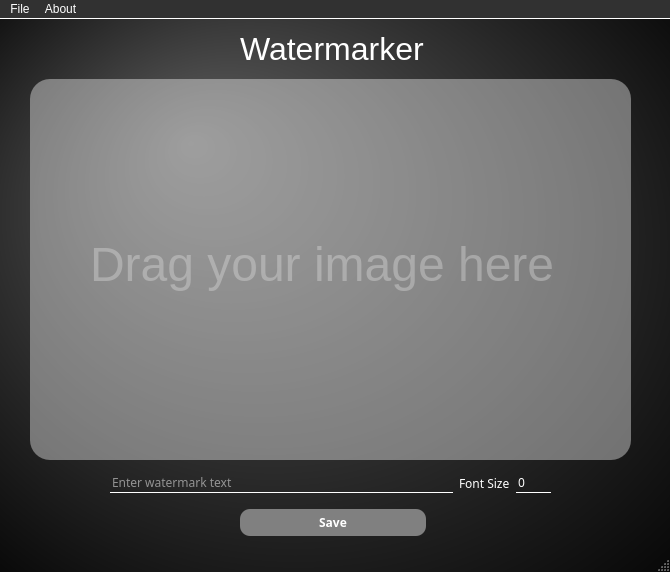
Old version of the form Day 85 - Image Watermarking Desktop App/mainwindow.ui in the repository yakubszatkowski/100-days-python.
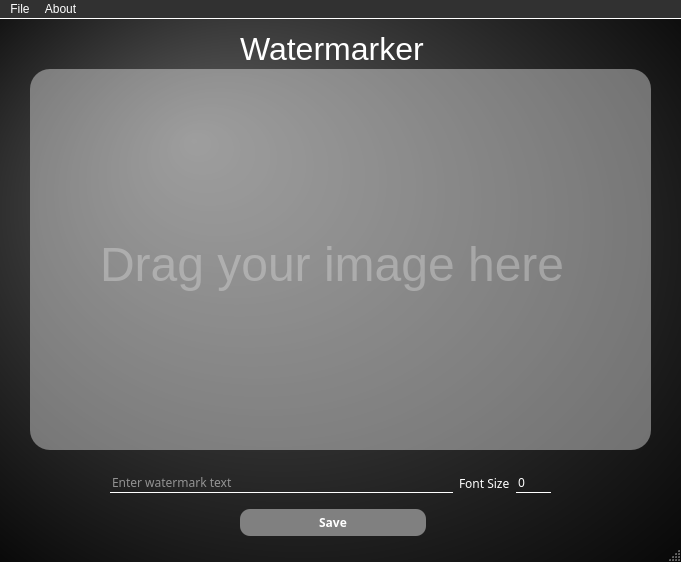
New version of the form.

Commit message: feat: change label into picture

```diff
--- a/Day 85 - Image Watermarking Desktop App/mainwindow.ui
+++ b/Day 85 - Image Watermarking Desktop App/mainwindow.ui
@@ -6,8 +6,8 @@
    <rect>
     <x>0</x>
     <y>0</y>
-    <width>670</width>
-    <height>572</height>
+    <width>681</width>
+    <height>562</height>
    </rect>
   </property>
   <property name="font">
@@ -90,21 +90,6 @@
      <string>Watermarker</string>
     </property>
    </widget>
-   <widget class="QGraphicsView" name="graphic_window">
-    <property name="geometry">
-     <rect>
-      <x>30</x>
-      <y>60</y>
-      <width>601</width>
-      <height>381</height>
-     </rect>
-    </property>
-    <property name="font">
-     <font>
-      <family>calibri 53</family>
-     </font>
-    </property>
-   </widget>
    <widget class="QPushButton" name="save_button">
     <property name="geometry">
      <rect>
@@ -187,7 +172,7 @@
    <widget class="QLabel" name="instruction_label">
     <property name="geometry">
      <rect>
-      <x>90</x>
+      <x>100</x>
       <y>180</y>
       <width>481</width>
       <height>131</height>
@@ -202,6 +187,22 @@
      <string>Drag your image here</string>
     </property>
    </widget>
+   <widget class="QLabel" name="graphic_window">
+    <property name="geometry">
+     <rect>
+      <x>30</x>
+      <y>50</y>
+      <width>621</width>
+      <height>381</height>
+     </rect>
+    </property>
+    <property name="text">
+     <string/>
+    </property>
+    <property name="scaledContents">
+     <bool>false</bool>
+    </property>
+   </widget>
    <zorder>instruction_label</zorder>
    <zorder>graphic_window</zorder>
    <zorder>title_label</zorder>
@@ -213,7 +214,7 @@
     <rect>
      <x>0</x>
      <y>0</y>
-     <width>670</width>
+     <width>681</width>
      <height>21</height>
     </rect>
    </property>
```
Left out of the diff: 2 changed lines with no effect on the pictures. The commit also changes 7 other files.
